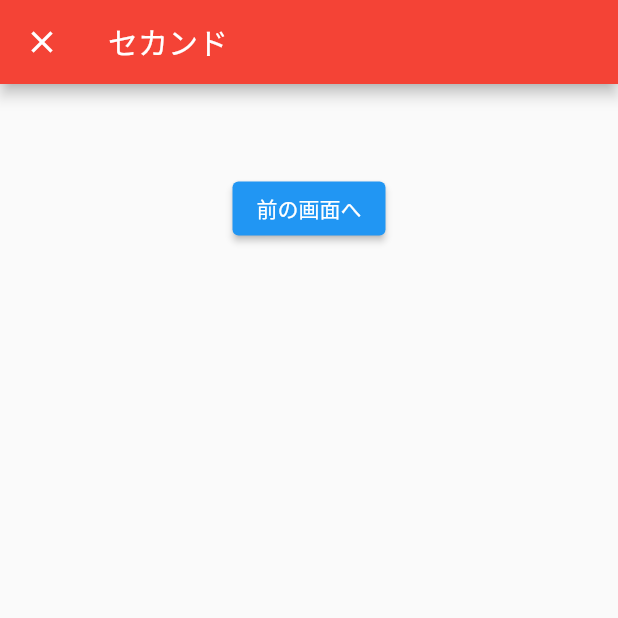
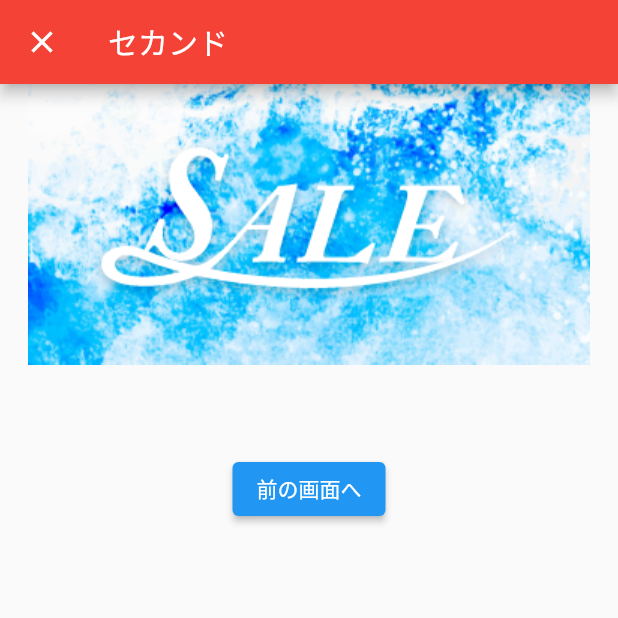
Before and after one commit to tdiccccc/flutter_tutorial, a Flutter app: the screen it shows after launch, after a tap on "ボタン", on a phone screen of 412 x 824 dp, the top half of it. Run offline on Flutter 3.47's test engine with Material 2 defaults, Android fonts, the phone set to English and light mode, and no system bars; network calls fail.

Commit message:
[Add]画像を表示させる

```diff
--- a/lib/first_page.dart
+++ b/lib/first_page.dart
@@ -16,6 +16,10 @@ class FirstPage extends StatelessWidget {
           padding: const EdgeInsets.all(16.0),
           child: Column(
             children: [
+              Image.network('https://flutter.github.io/assets-for-api-docs/assets/widgets/owl-2.jpg'),
+              // const Image(
+              //   image: NetworkImage('https://flutter.github.io/assets-for-api-docs/assets/widgets/owl.jpg'),
+              // )
               TextField(
                 onChanged: (text) {
                   nameText = text;
--- a/lib/second_page.dart
+++ b/lib/second_page.dart
@@ -16,6 +16,7 @@ class SecondPage extends StatelessWidget {
         // mainAxisAlignment: MainAxisAlignment.center,
         child: Column(
           children: [
+            Image.asset('assets/images/sample.png'),
             Text(
               name,
               style: TextStyle(
--- a/pubspec.yaml
+++ b/pubspec.yaml
@@ -58,9 +58,8 @@ flutter:
   uses-material-design: true
 
   # To add assets to your application, add an assets section, like this:
-  # assets:
-  #   - images/a_dot_burr.jpeg
-  #   - images/a_dot_ham.jpeg
+  assets:
+    - assets/images/
 
   # An image asset can refer to one or more resolution-specific "variants", see
   # https://flutter.dev/assets-and-images/#resolution-aware.
```
Also changed, not shown: assets/images/sample.png (added).
